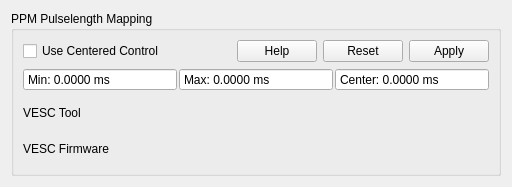
Before: the Qt Designer form widgets/ppmmap.ui in vedderb/vesc_tool, drawn with Qt 5.
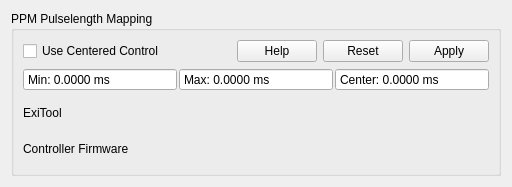
After: the same form once the commit is applied. Custom widgets are drawn as their Qt base class.

Commit message:
Refactor project branding from VESC Tool to ExiTool
- Updated application name, organization, and domain across multiple files.
- Changed help text and UI elements to reflect the new branding.
- Removed references to VESC Project Forums.
- Adjusted README.md and various UI components to align with the new branding.

```diff
--- a/widgets/ppmmap.ui
+++ b/widgets/ppmmap.ui
@@ -178,7 +178,7 @@
            <string>VESC Tool preview with the current settings.</string>
           </property>
           <property name="text">
-           <string>VESC Tool</string>
+           <string>ExiTool</string>
           </property>
          </widget>
         </item>
@@ -201,7 +201,7 @@
            <string>Current VESC output. Will be updated after writing the app configuration.</string>
           </property>
           <property name="text">
-           <string>VESC Firmware</string>
+           <string>Controller Firmware</string>
           </property>
          </widget>
         </item>
```
Left out of the diff: 10 changed lines with no effect on the pictures. The commit also changes 44 other files.
